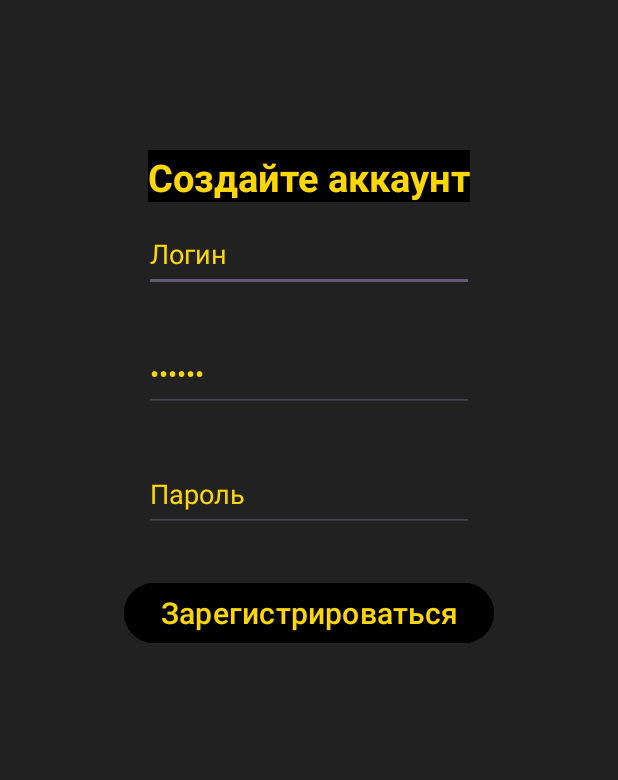
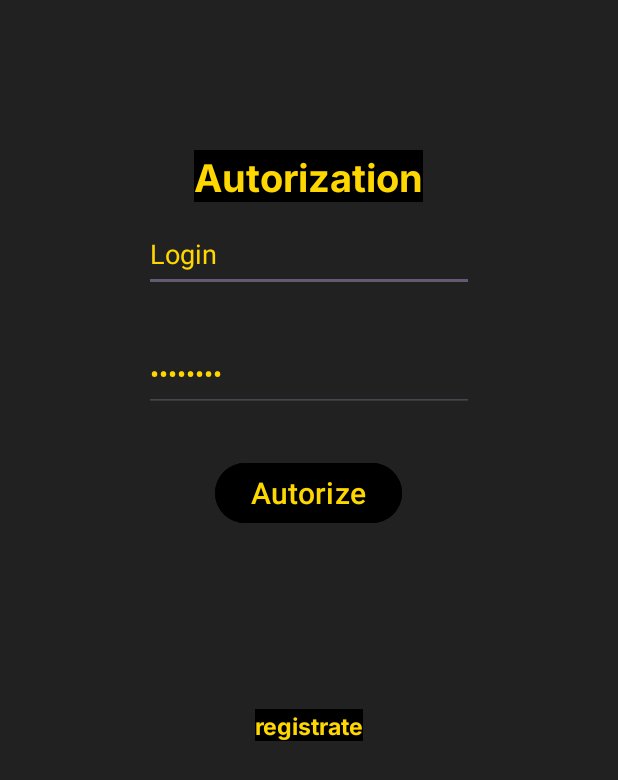
Before and after one commit to andreypopov1803/List, an Android app: the layout activity_auth.xml on its own in the app's theme, with its tools: preview values and no code run, on a phone screen of 412 x 824 dp. Shown: the top 780 px of the screen. Run offline under Robolectric (Android 15) with nearby library versions, the phone set to English and light mode, and no system bars.

Commit message:
added autorization

```diff
--- a/app/src/main/res/layout/page_of_registration.xml
+++ b/app/src/main/res/layout/activity_auth.xml
@@ -5,7 +5,7 @@
     android:layout_width="match_parent"
     android:layout_height="match_parent"
     android:orientation="vertical"
-    tools:context=".MainActivity"
+    tools:context=".AuthActivity"
     android:background="@color/grey">
 
     <TextView
@@ -16,14 +16,14 @@
         android:layout_marginBottom="10dp"
         android:background="@color/black"
         android:fontFamily="@font/inter_bold"
-        android:text="@string/hi"
+        android:text="@string/autorization"
         android:textColor="@color/gold"
         android:textSize="25sp"
         android:textStyle="bold" />
 
 
     <EditText
-        android:id="@+id/user_login"
+        android:id="@+id/user_login_auth"
         android:layout_width="220sp"
         android:layout_height="50sp"
         android:textColor="@color/gold"
@@ -37,7 +37,7 @@
         android:autofillHints="username" />
 
     <EditText
-        android:id="@+id/user_password"
+        android:id="@+id/user_password_auth"
         android:layout_width="220sp"
         android:layout_height="50sp"
         android:ems="10"
@@ -50,20 +50,6 @@
         android:text="@string/password"
         android:autofillHints="password" />
 
-    <EditText
-        android:id="@+id/user_email"
-        android:layout_width="220sp"
-        android:layout_height="50sp"
-        android:ems="10"
-        android:textColor="@color/gold"
-        android:textColorHint="@color/gold"
-        android:layout_gravity="center"
-        android:layout_marginBottom="30dp"
-        android:inputType="textEmailAddress"
-        android:minHeight="48dp"
-        android:text="@string/password"
-        android:autofillHints="password" />
-
     <Button
         android:id="@+id/button"
         style="@style/TextAppearance.AppCompat.Widget.ActionMode.Title"
@@ -71,7 +57,7 @@
         android:layout_height="wrap_content"
         android:layout_gravity="center"
         android:backgroundTint="@color/black"
-        android:text="@string/registration"
+        android:text="@string/autorizate"
         android:textColor="@color/gold"
         android:textColorHighlight="#FFEB3B"
         android:textColorLink="@color/gold"
@@ -83,4 +69,18 @@
         app:layout_constraintTop_toBottomOf="@+id/user_data"
         app:layout_constraintVertical_bias="0.057" />
 
+    <TextView
+        android:id="@+id/link_to_reg"
+        android:layout_width="wrap_content"
+        android:layout_height="wrap_content"
+        android:layout_gravity="center"
+        android:layout_marginTop="120sp"
+        android:layout_marginBottom="10dp"
+        android:background="@color/black"
+        android:fontFamily="@font/inter_bold"
+        android:text="@string/registration"
+        android:textColor="@color/gold"
+        android:textSize="15sp"
+        android:textStyle="bold" />
+
 </LinearLayout>
--- a/app/src/main/res/values/strings.xml
+++ b/app/src/main/res/values/strings.xml
@@ -1,10 +1,15 @@
 <resources>
     <string name="app_name">My App</string>
-    <string name="hi"> Создайте аккаунт </string>
-    <string name="login">Логин</string>
-    <string name="password">Пароль</string>
+    <string name="hi"> Create account </string>
+    <string name="login">Login</string>
+    <string name="password">Password</string>
+    <string name="email">Email</string>
     <string name="text">Введите текст:</string>
     <string name="list_of_business">Список дел:</string>
     <string name="add">Добавить</string>
-    <string name="registration">Зарегистрироваться</string>
+    <string name="registration"> registrate </string>
+    <string name="autorization">Autorization</string>
+    <string name="autorizate">Autorize</string>
+    <string name="EnterDates">Введите данные для входа</string>
+
 </resources>
```
Also changed, not shown: app/src/main/AndroidManifest.xml (+8 -2 lines), app/src/main/java/com/example/myapp/AuthActivity.kt (added, +46 -0 lines), app/src/main/java/com/example/myapp/Dbhelper.kt (+8 -0 lines), app/src/main/java/com/example/myapp/MainActivity.kt (+25 -14 lines), app/src/main/java/com/example/myapp/Registration.kt (deleted, +0 -42 lines), app/src/main/res/layout/activity_main.xml (+64 -39 lines).
